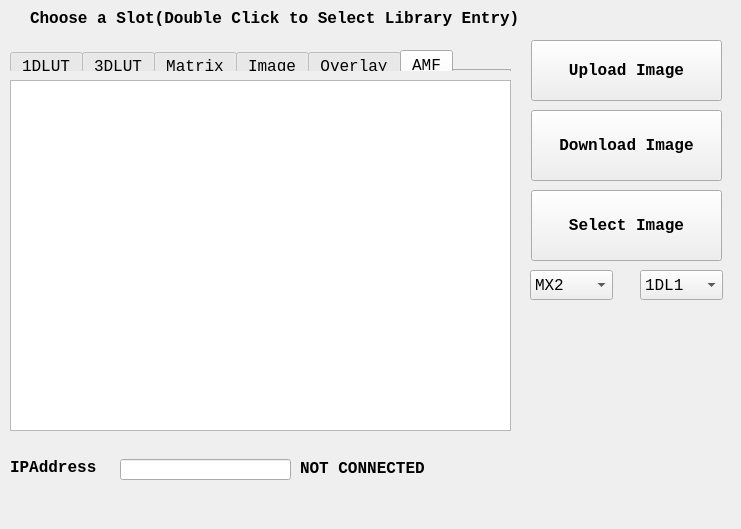
Before: the Qt Designer form cpp-qt/Librarian/dialog.ui in aja-video/colorbox-demos, drawn with Qt 5.
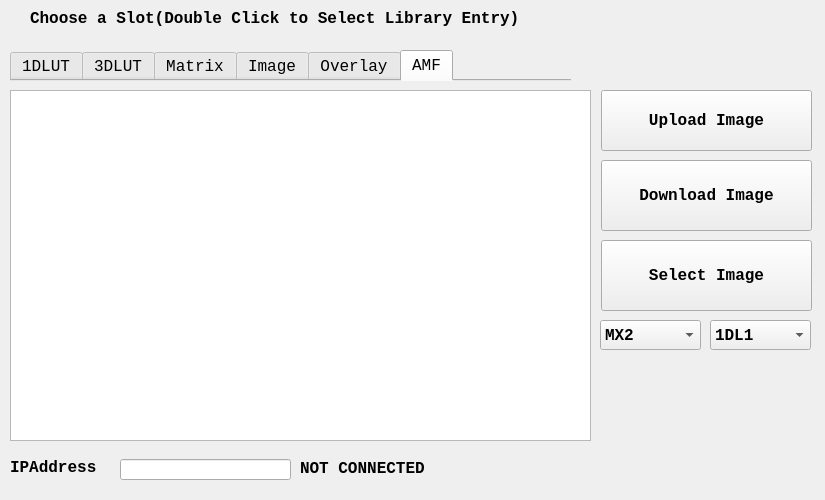
After: the same form once the commit is applied. The open tabs and pages were chosen to show the change.

```diff
--- a/cpp-qt/Librarian/dialog.ui
+++ b/cpp-qt/Librarian/dialog.ui
@@ -6,8 +6,8 @@
    <rect>
     <x>0</x>
     <y>0</y>
-    <width>741</width>
-    <height>529</height>
+    <width>825</width>
+    <height>500</height>
    </rect>
   </property>
   <property name="minimumSize">
@@ -18,8 +18,8 @@
   </property>
   <property name="maximumSize">
    <size>
-    <width>1000</width>
-    <height>1000</height>
+    <width>825</width>
+    <height>500</height>
    </size>
   </property>
   <property name="font">
@@ -34,9 +34,9 @@
   <widget class="QPushButton" name="uploadButton">
    <property name="geometry">
     <rect>
-     <x>531</x>
-     <y>40</y>
-     <width>191</width>
+     <x>601</x>
+     <y>90</y>
+     <width>211</width>
      <height>61</height>
     </rect>
    </property>
@@ -60,9 +60,9 @@
   <widget class="QPushButton" name="downloadButton">
    <property name="geometry">
     <rect>
-     <x>531</x>
-     <y>110</y>
-     <width>191</width>
+     <x>601</x>
+     <y>160</y>
+     <width>211</width>
      <height>71</height>
     </rect>
    </property>
@@ -164,18 +164,24 @@
    <property name="geometry">
     <rect>
      <x>10</x>
-     <y>80</y>
-     <width>501</width>
+     <y>90</y>
+     <width>581</width>
      <height>351</height>
     </rect>
    </property>
+   <property name="font">
+    <font>
+     <family>Lucida Console</family>
+     <pointsize>12</pointsize>
+    </font>
+   </property>
   </widget>
   <widget class="QPushButton" name="selectButton">
    <property name="geometry">
     <rect>
-     <x>531</x>
-     <y>190</y>
-     <width>191</width>
+     <x>601</x>
+     <y>240</y>
+     <width>211</width>
      <height>71</height>
     </rect>
    </property>
@@ -218,8 +224,8 @@
     <rect>
      <x>10</x>
      <y>50</y>
-     <width>501</width>
-     <height>21</height>
+     <width>561</width>
+     <height>31</height>
     </rect>
    </property>
    <property name="font">
@@ -265,9 +271,9 @@
   <widget class="QComboBox" name="matrixChoiceComboBox">
    <property name="geometry">
     <rect>
-     <x>530</x>
-     <y>270</y>
-     <width>83</width>
+     <x>600</x>
+     <y>320</y>
+     <width>101</width>
      <height>30</height>
     </rect>
    </property>
@@ -275,6 +281,7 @@
     <font>
      <family>Lucida Console</family>
      <pointsize>12</pointsize>
+     <bold>true</bold>
     </font>
    </property>
    <item>
@@ -291,9 +298,9 @@
   <widget class="QComboBox" name="lut1dChoiceComboBox">
    <property name="geometry">
     <rect>
-     <x>640</x>
-     <y>270</y>
-     <width>83</width>
+     <x>710</x>
+     <y>320</y>
+     <width>101</width>
      <height>30</height>
     </rect>
    </property>
@@ -301,6 +308,7 @@
     <font>
      <family>Lucida Console</family>
      <pointsize>12</pointsize>
+     <bold>true</bold>
     </font>
    </property>
    <item>
```
Left out of the diff: 2 changed lines with no effect on the pictures.
